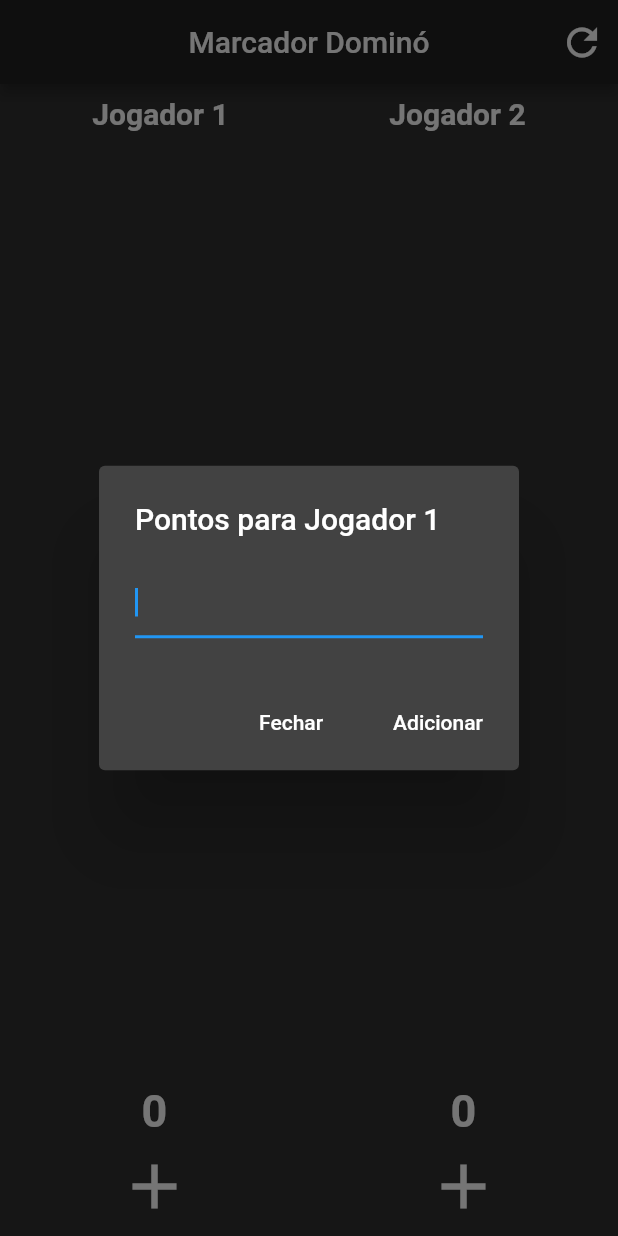
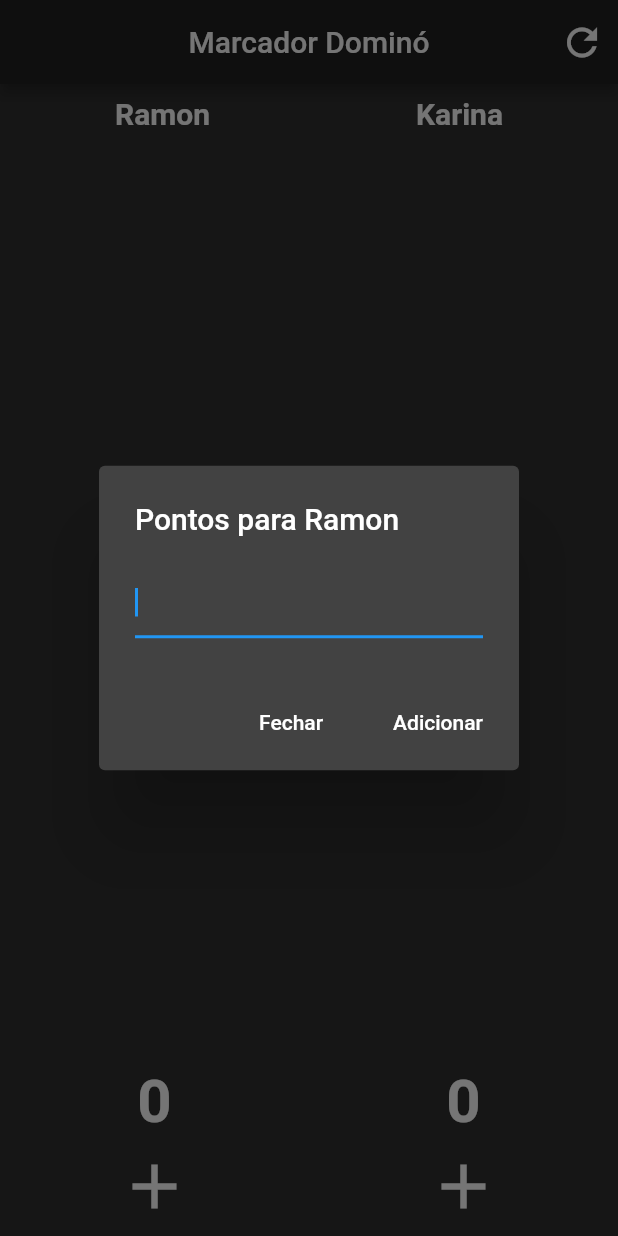
Before and after one commit to ramondallagnol/MarcadorDomino, a Flutter app: the screen it shows after launch, after a tap on the "add" icon, on a phone screen of 412 x 824 dp. Run offline on Flutter 3.47's test engine with Material 2 defaults, Android fonts, the phone set to English and light mode, and no system bars; drawn by our look-alikes of auto_size_text; our stand-ins replace flutter_mobx, mobx; generated files the repository leaves out were written again.

Commit message:
Adicionado mobx ao projeto e ajustes no layout

```diff
--- a/lib/android/android.app.dart
+++ b/lib/android/android.app.dart
@@ -1,9 +1,11 @@
 import 'package:flutter/material.dart';
 import 'package:flutter/services.dart';
 import 'package:marcadordomino/android/styles.dart';
+import 'package:provider/provider.dart';
 import '../android/screens/domino.dart';
 import 'models/game.dart';
 import 'models/player.dart';
+import 'stores/game_controller.dart';
 
 class AndroidApp extends StatefulWidget {
   @override
@@ -11,8 +13,8 @@ class AndroidApp extends StatefulWidget {
 }
 
 class _AndroidAppState extends State<AndroidApp> {
-  Game _game;
   final scoreController = TextEditingController();
+  final controller = GameController();
 
   void _addScore(int score, Player player) {
     setState(() {
@@ -20,27 +22,11 @@ class _AndroidAppState extends State<AndroidApp> {
     });
   }
 
-  void _setGame() {
-    setState(() {
-      _game = new Game(
-          Player('Jogador 1'),
-          Player('Jogador 2'),
-          100
-      );
-    });
-  }
-
-  void _refreshGame() {
-    setState(() {
-      _game.refreshGame();
-    });
-  }
-
   void _validatePlayerIsWins(Player player) {
-    if ( player.isWins(_game.scoreGame) ) {
-      player.victory++;
-//      _showDialogWins()
-    }
+//    if ( player.isWins(_game.scoreGame) ) {
+//      player.victory++;
+////      _showDialogWins()
+//    }
   }
 
   Future<void> _showDialogWins(Player player) async {
@@ -108,8 +94,9 @@ class _AndroidAppState extends State<AndroidApp> {
 
   @override
   Widget build(BuildContext context) {
-    _setGame();
-    return MaterialApp(
+    return Provider(
+      create: (_) => GameController(),
+      child: MaterialApp(
         title: 'Marcador Dominó',
         debugShowCheckedModeBanner: false,
         theme: androidTheme(),
@@ -121,12 +108,13 @@ class _AndroidAppState extends State<AndroidApp> {
                 IconButton(
                     icon: Icon(Icons.refresh, color: Colors.white,),
                     iconSize: 30,
-              onPressed: _refreshGame
+                    onPressed: null
                 ),
               ],
             ),
-        body: Domino(_game)
+            body: Domino()
         ),
+      )
     );
   }
 }
--- a/lib/android/components/player_info.dart
+++ b/lib/android/components/player_info.dart
@@ -1,14 +1,13 @@
 import 'package:flutter/material.dart';
 import 'package:flutter/services.dart';
+import 'package:flutter_mobx/flutter_mobx.dart';
 import 'package:marcadordomino/android/components/text_auto_size.dart';
 import 'package:marcadordomino/android/models/game.dart';
 import 'package:marcadordomino/android/models/player.dart';
+import 'package:marcadordomino/android/stores/game_controller.dart';
+import 'package:provider/provider.dart';
 
 class PlayerInfo extends StatefulWidget {
-  final Player player;
-  final Game game;
-  PlayerInfo(this.player, this.game);
-
   @override
   _PlayerInfoState createState() => _PlayerInfoState();
 }
@@ -17,6 +16,8 @@ class _PlayerInfoState extends State<PlayerInfo> {
 
   @override
   Widget build(BuildContext context) {
+    final controller = Provider.of<GameController>(context);
+
     return Container(
       child: Padding(
         padding: const EdgeInsets.all(8.0),
@@ -27,13 +28,21 @@ class _PlayerInfoState extends State<PlayerInfo> {
             Column(
               crossAxisAlignment: CrossAxisAlignment.start,
               children: <Widget>[
-                TextAutoSize(widget.game.player1.name, 20, 80),
+                Observer(
+                  builder: (_) => TextAutoSize(
+                    '${controller.game.player1.name}', 20, 80,
+                  ),
+                ),
               ],
             ),
             Column(
               crossAxisAlignment: CrossAxisAlignment.start,
               children: <Widget>[
-                TextAutoSize(widget.game.player2.name, 20, 80)
+                  Observer(
+                    builder: (_) => TextAutoSize(
+                      '${controller.game.player2.name}', 20, 80,
+                    ),
+                  ),
               ],
             )
           ],
--- a/lib/android/components/potuation.dart
+++ b/lib/android/components/potuation.dart
@@ -1,9 +1,13 @@
+import 'package:flutter/cupertino.dart';
 import 'package:flutter/material.dart';
+import 'package:flutter_mobx/flutter_mobx.dart';
+import 'package:marcadordomino/android/components/pontuation_list.dart';
+import 'package:marcadordomino/android/models/game.dart';
 import 'package:marcadordomino/android/models/player.dart';
+import 'package:marcadordomino/android/stores/game_controller.dart';
+import 'package:provider/provider.dart';
 
 class Pontuation extends StatefulWidget {
-  final Player player;
-  Pontuation(this.player);
   @override
   _PontuationState createState() => _PontuationState();
 }
@@ -11,26 +15,88 @@ class Pontuation extends StatefulWidget {
 class _PontuationState extends State<Pontuation> {
   @override
   Widget build(BuildContext context) {
-    return Expanded(
-          child: SizedBox(
-            child: ListView.builder(
-              padding: const EdgeInsets.all(3),
-              itemCount: widget.player.scores.length,
-              itemBuilder: (BuildContext context, int index) {
-                return Container(
-                  height: 45,
-                  child: Center(
+  final controller = Provider.of<GameController>(context);
+  return Row(
+    children: <Widget>[
+      Container(
+        child: Container(
+          child: Flexible(
+            child: Container(
+              child: Observer(
+                builder: (_) {
+                  return ListView.builder(
+                    shrinkWrap: true,
+                    itemCount: controller.game.player1.scores.length,
+                    itemBuilder: (context, index) {
+                      return Center(
+                        child: Text(
+                            controller.game.player1.scores[index].toString(),
+                            style: TextStyle(
+                                fontSize: 30,
+                                fontWeight: FontWeight.w700
+                            ),
+                          ),
+                      );
+                    },
+                  );
+                },
+              ),
+            ),
+          ),
+        ),
+      ),
+      Flexible(
+        child: Container(
+          child: Observer(
+            builder: (_) {
+              return ListView.builder(
+                shrinkWrap: true,
+                itemCount: controller.game.player2.scores.length,
+                itemBuilder: (context, index) {
+                  return Center(
                     child: Text(
-                      widget.player.scores[index].toString(),
+                      controller.game.player2.scores[index].toString(),
                       style: TextStyle(
-                        fontSize: 35
+                          fontSize: 30,
+                          fontWeight: FontWeight.w700
                       ),
                     ),
-                  ),
-                );
-              },
-            ),
+                  );
+                },
+              );
+            },
           ),
-        );
+        ),
+      ),
+    ],
+  );
+//    return Container(
+//          child: Column(
+//            children: <Widget>[
+//              Observer(
+//                builder: (_) {
+//                  return ListView.builder(
+//                    shrinkWrap: true,
+//                    itemCount: controller.game.player1.scores.length,
+//                    itemBuilder: (context, index) {
+//                      return Text(controller.game.player1.scores[index].toString());
+//                    },
+//                  );
+//                },
+//              ),
+//              Observer(
+//                builder: (_) {
+//                  return ListView.builder(
+//                    shrinkWrap: true,
+//                    itemCount: controller.game.player2.scores.length,
+//                    itemBuilder: (context, index) {
+//                      return Text(controller.game.player2.scores[index].toString());
+//                    },
+//                  );
+//                },
+//              ),
+//            ],
+//          ),
+//    );
   }
 }
--- a/lib/android/components/score.dart
+++ b/lib/android/components/score.dart
@@ -1,11 +1,12 @@
 import 'package:flutter/material.dart';
+import 'package:flutter_mobx/flutter_mobx.dart';
 import 'package:marcadordomino/android/components/button_score.dart';
 import 'package:marcadordomino/android/components/text_auto_size.dart';
 import 'package:marcadordomino/android/models/game.dart';
+import 'package:marcadordomino/android/stores/game_controller.dart';
+import 'package:provider/provider.dart';
 
 class Score extends StatefulWidget {
-  final Game game;
-  Score(this.game);
   @override
   _ScoreState createState() => _ScoreState();
 }
@@ -13,6 +14,7 @@ class Score extends StatefulWidget {
 class _ScoreState extends State<Score> {
   @override
   Widget build(BuildContext context) {
+    final controller = Provider.of<GameController>(context);
     return Container(
       child: Row(
         crossAxisAlignment: CrossAxisAlignment.end,
@@ -20,14 +22,22 @@ class _ScoreState extends State<Score> {
         children: <Widget>[
           Column(
             children: <Widget>[
-              TextAutoSize(widget.game.player1.getTotalScore().toString(), 30, 100),
-              ButtonScore(widget.game.player1),
+              Observer(
+                builder: (_) => TextAutoSize('${controller.game.player1.getTotalScore.toString()}', 40, 80,),
+              ),
+              Observer(
+                builder: (_) => ButtonScore(controller.game.player1),
+              )
             ],
           ),
           Column(
             children: <Widget>[
-              TextAutoSize(widget.game.player2.getTotalScore().toString(), 30, 100),
-              ButtonScore(widget.game.player2),
+              Observer(
+                builder: (_) => TextAutoSize('${controller.game.player2.getTotalScore.toString()}', 40, 80,),
+              ),
+              Observer(
+                builder: (_) => ButtonScore(controller.game.player2),
+              )
             ],
           )
         ],
--- a/lib/android/models/game.dart
+++ b/lib/android/models/game.dart
@@ -1,18 +1,33 @@
 import 'package:marcadordomino/android/models/player.dart';
+import 'package:mobx/mobx.dart';
 
-class Game {
-  DateTime startDate;
+part 'game.g.dart';
+
+class Game = _Game with _$Game;
+
+abstract class _Game with Store{
+  _Game({this.player1, this.player2, this.scoreGame});
+
+  @observable
+  DateTime startDate = DateTime.now();
+
+  @observable
   Player player1;
+
+  @observable
   Player player2;
+
+  @observable
   int scoreGame;
 
-  Game(player1, player2, scoreGame) {
-    this.player1 = player1;
-    this.player2 = player2;
-    this.startDate = DateTime.now();
-    this.scoreGame = scoreGame;
-  }
+  @action
+  setPlayer1(Player value) => player2 = value;
 
+  @action
+  setPlayer2(Player value) => player1 = value;
+
+
+  @action
   refreshGame() {
     this.player1.scores.clear();
     this.player2.scores.clear();
--- a/lib/android/models/player.dart
+++ b/lib/android/models/player.dart
@@ -1,17 +1,29 @@
-class Player {
-  List<int> scores;
+import 'package:mobx/mobx.dart';
+part 'player.g.dart';
+
+class Player = _Player with _$Player;
+
+abstract class _Player with Store {
+
+  @observable
+  ObservableList<int> scores = ObservableList<int>();
+
+  @observable
   String name;
+
+  @observable
   int victory = 0;
-  Player(name) {
+
+  _Player(name) {
     this.name = name;
-    this.scores = new List();
   }
 
+  @action
   addScore(int score) {
     scores.add(score);
   }
 
-  getTotalScore() {
+  @computed get getTotalScore {
     var total = 0;
     scores.forEach((score) {
       total += score;
@@ -19,6 +31,7 @@ class Player {
     return total;
   }
 
+  @action
   isWins(gameScore) {
     return getTotalScore() >= gameScore;
   }
--- a/lib/android/screens/domino.dart
+++ b/lib/android/screens/domino.dart
@@ -2,11 +2,10 @@ import 'package:flutter/material.dart';
 import 'package:marcadordomino/android/components/potuation.dart';
 import 'package:marcadordomino/android/components/score.dart';
 import 'package:marcadordomino/android/models/game.dart';
+import 'package:marcadordomino/android/models/player.dart';
 import '../components/player_info.dart';
 
 class Domino extends StatefulWidget {
-  final Game game;
-  Domino(this.game);
   @override
   _DominoState createState() => _DominoState();
 }
@@ -17,9 +16,22 @@ class _DominoState extends State<Domino> {
     return Container(
       child: Column(
         children: <Widget>[
-          PlayerInfo(widget.game.player1, widget.game),
-          Pontuation(widget.game.player1),
-          Score(widget.game)
+          PlayerInfo(),
+          Pontuation(),
+          Expanded(
+            child: Row(
+              mainAxisAlignment: MainAxisAlignment.end,
+              crossAxisAlignment: CrossAxisAlignment.stretch,
+              children: <Widget>[
+                const Divider(
+                  height: 10,
+                  thickness: 4,
+                  color: Colors.white,
+                ),
+              ],
+            )
+          ),
+          Score()
         ],
       ),
     );
--- a/lib/android/stores/controller.dart
+++ /dev/null
@@ -1,4 +0,0 @@
-import 'package:mobx/mobx.dart';
-
-abstract class Controller with Store{
-}
--- /dev/null
+++ b/lib/android/stores/game_controller.dart
@@ -0,0 +1,18 @@
+import 'package:marcadordomino/android/models/game.dart';
+import 'package:marcadordomino/android/models/player.dart';
+import 'package:mobx/mobx.dart';
+part 'game_controller.g.dart';
+
+class GameController = _GameController with _$GameController;
+
+abstract class _GameController with Store{
+  @observable
+  Game game = Game(
+    player1: Player('Ramon'),
+    player2: Player('Karina'),
+    scoreGame: 100
+  );
+
+
+
+}
--- a/pubspec.yaml
+++ b/pubspec.yaml
@@ -26,6 +26,7 @@ dependencies:
   auto_size_text: ^2.1.0
   mobx: ^1.0.0
   flutter_mobx: ^1.0.0
+  provider:
 
 
   # The following adds the Cupertino Icons font to your application.
```
Also changed, not shown: lib/android/components/button_score.dart (+3 -8 lines), lib/android/components/pontuation_list.dart (added, +38 -0 lines), lib/android/models/game.g.dart (added), lib/android/models/player.g.dart (added), lib/android/stores/game_controller.g.dart (added), pubspec.lock. Lines whose indentation alone changed are shown as unchanged.
